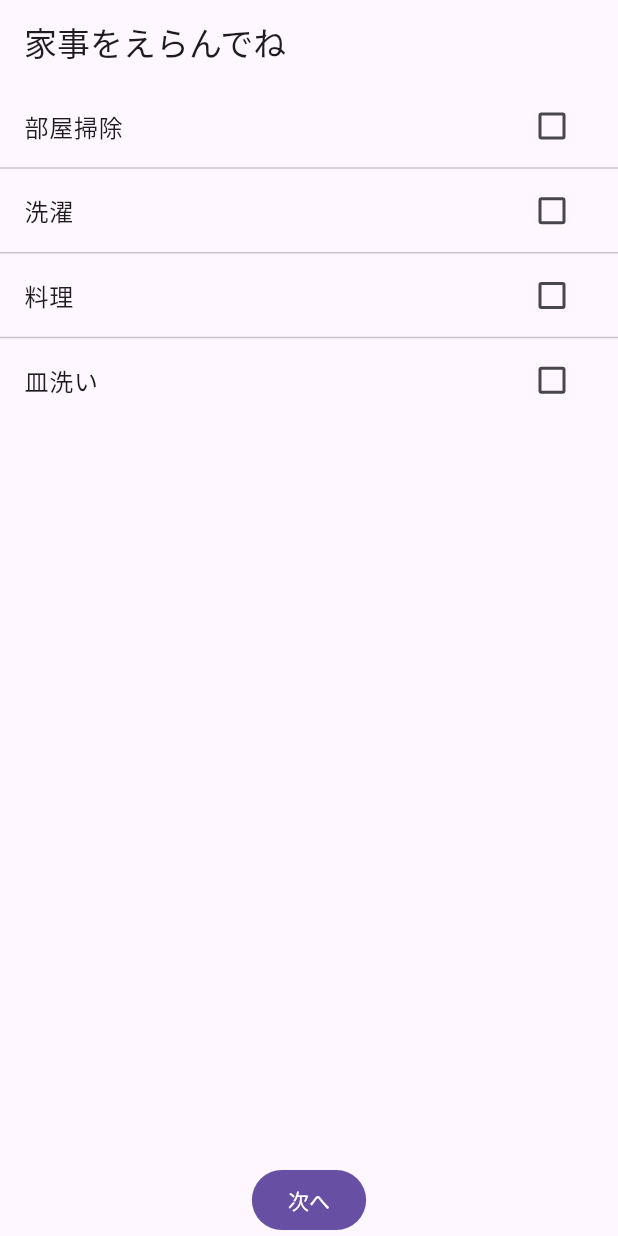
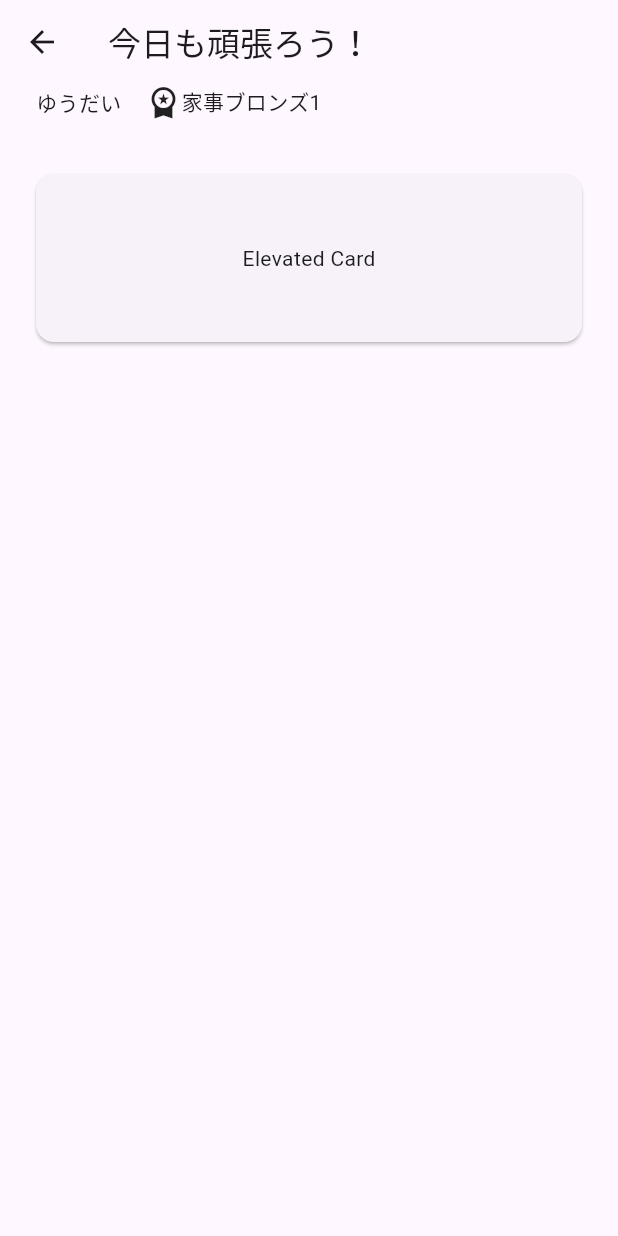
Before and after one commit to yuuu0702/kaji_connect, a Flutter app: the screen it shows after launch, after a tap on "次へ", on a phone screen of 412 x 824 dp. Run offline on Flutter 3.47's test engine with Material 2 defaults, Android fonts, the phone set to English and light mode, and no system bars; our stand-ins replace flutter_riverpod.

Commit message:
ホーム画面作成

```diff
--- /dev/null
+++ b/lib/screens/home_screen.dart
@@ -0,0 +1,33 @@
+import 'package:flutter/material.dart';
+
+class ElevatedCardExample extends StatelessWidget {
+  const ElevatedCardExample({super.key});
+
+  @override
+  Widget build(BuildContext context) {
+    return Scaffold(
+      appBar: AppBar(title: const Text("今日も頑張ろう！")),
+      body: Column(
+        children: [
+          Row(
+            children: const [
+              SizedBox(width: 24),
+              Text('ゆうだい'),
+              SizedBox(width: 16),
+              Icon(Icons.workspace_premium),
+              Text('家事ブロンズ1'),
+            ],
+          ),
+          const SizedBox(height: 32),
+          const Card(
+            child: SizedBox(
+              width: 364,
+              height: 112,
+              child: Center(child: Text('Elevated Card')),
+            ),
+          ),
+        ],
+      ),
+    );
+  }
+}
--- a/lib/screens/kaji_select_screen.dart
+++ b/lib/screens/kaji_select_screen.dart
@@ -1,5 +1,7 @@
 import 'package:flutter/material.dart';
 import 'package:flutter_riverpod/flutter_riverpod.dart';
+
+import 'home_screen.dart';
 
 class CheckboxListTileRiverpod extends ConsumerWidget {
   CheckboxListTileRiverpod({Key? key}) : super(key: key);
@@ -44,7 +46,14 @@ class CheckboxListTileRiverpod extends ConsumerWidget {
               itemCount: kajinameMock.length,
             ),
           ),
-          FilledButton(onPressed: () {}, child: const Text('次へ'))
+          FilledButton(
+              onPressed: () {
+                Navigator.push(
+                    context,
+                    MaterialPageRoute(
+                        builder: (context) => const ElevatedCardExample()));
+              },
+              child: const Text('次へ'))
         ],
       ),
     );
```
